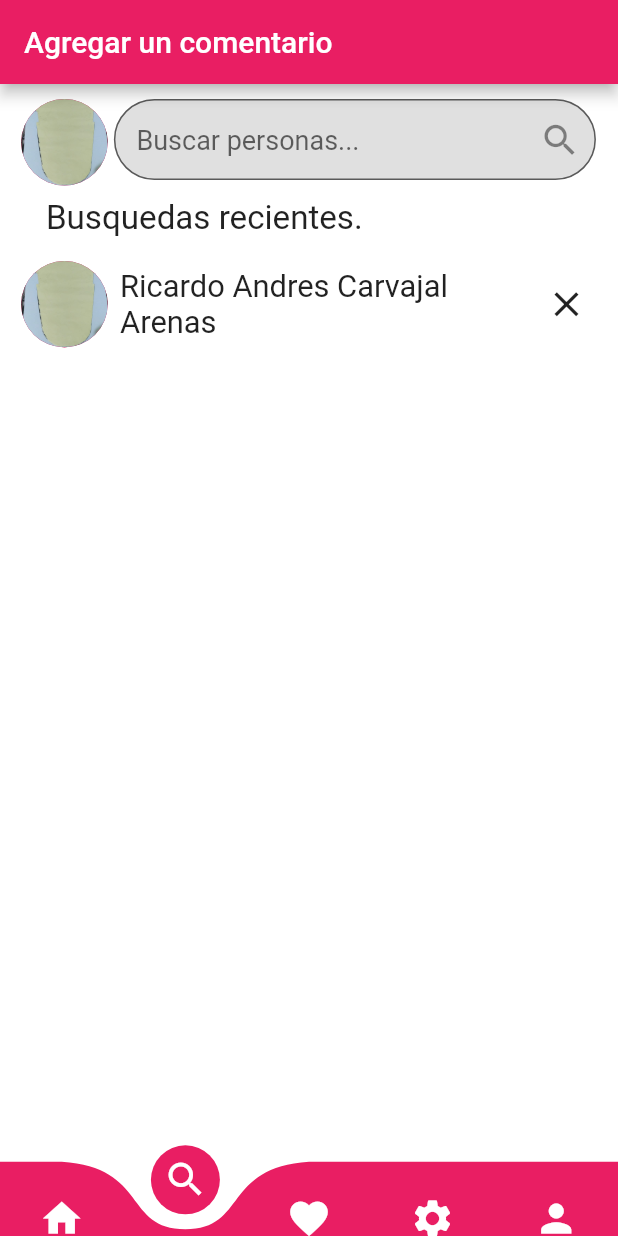
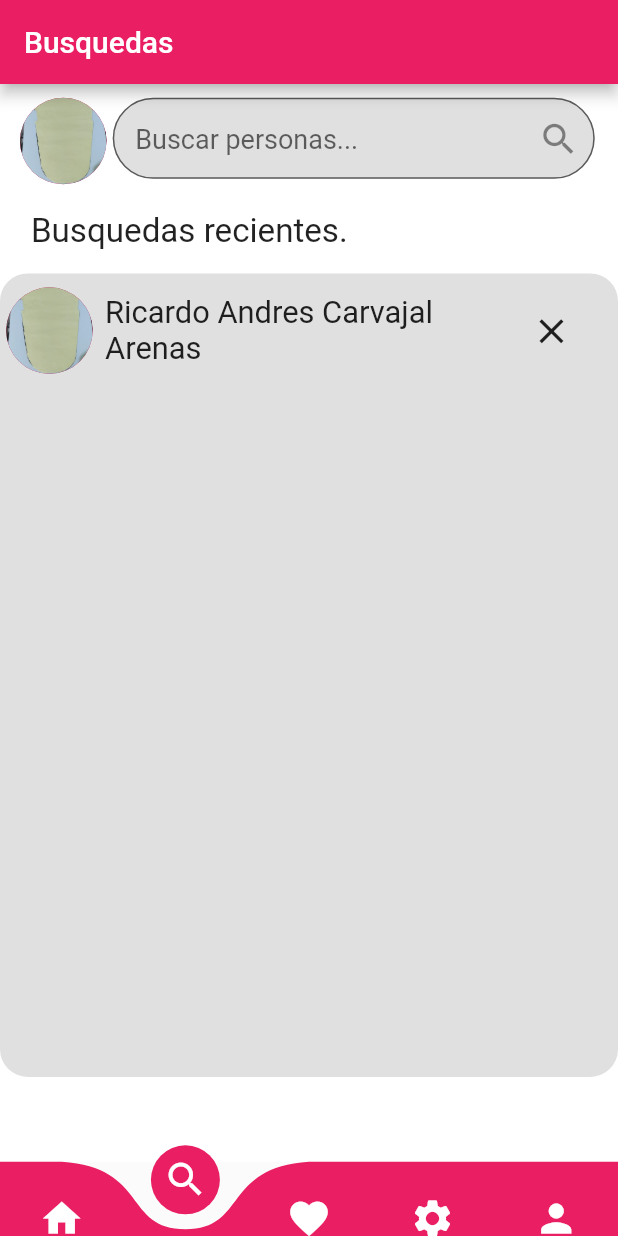
Before and after one commit to JhonRuiz95/flutter_application_3, a Flutter app: the raiz screen opened directly, item 2 of the bottom bar chosen, on a phone screen of 412 x 824 dp. Run offline on Flutter 3.47's test engine with Material 2 defaults, Android fonts, the phone set to English and light mode, and no system bars; drawn by our look-alikes of curved_navigation_bar; our stand-ins replace cloud_firestore, dio, file_picker, firebase_auth, firebase_core, firebase_storage and 8 more; missing offline and left inert: dart:ffi, photo_manager; accounts and stored records are empty.

Commit message:
Buscador actualizado

```diff
--- a/lib/screens/raiz.dart
+++ b/lib/screens/raiz.dart
@@ -85,7 +85,7 @@ class _raizState extends State<raiz> {
     ];
     return Scaffold(
       bottomNavigationBar: CurvedNavigationBar(
-          backgroundColor: Colors.white,
+          backgroundColor: Colors.white24,
           //buttonBackgroundColor: Colors.black,
           color: Colors.pink,
           height: resposive.hp(6),
@@ -98,7 +98,7 @@ class _raizState extends State<raiz> {
             });
           }),
       body: Container(
-        color: Colors.white,
+        color: Colors.white10,
         child: Center(
           child: _showPage,
         ),
--- a/lib/screens/view_pub.dart
+++ b/lib/screens/view_pub.dart
@@ -161,7 +161,7 @@ class _viewPubState extends State<viewPub> {
       body: SingleChildScrollView(
         child: Container(
           width: double.infinity,
-          height: resposive.height,
+          height: resposive.height * 0.82,
           color: Colors.white,
           child: Stack(
             //alignment: Alignment.center,
@@ -190,11 +190,17 @@ class _viewPubState extends State<viewPub> {
                   ],
                 ),
               ),
-              Positioned(
-                top: pinkSize * 0.03,
-                left: resposive.wp(3),
-                child: _contPub,
-              ),
+
+              ListView(
+                padding: EdgeInsets.all(resposive.dp(1.5)),
+                children: [
+                  _contPub,
+                  SizedBox(
+                    height: resposive.hp(1),
+                  ),
+                  _contPub,
+                ],
+              )
               //?
             ],
           ),
--- a/lib/views/comentario.dart
+++ b/lib/views/comentario.dart
@@ -23,26 +23,65 @@ class comentario extends StatelessWidget {
     final double orangeSize = responsive.wp(55);
     final size = MediaQuery.of(context).size;
 
+    Row userResult = Row(
+      children: [
+        Container(
+          //alignment: Alignment.bottomLeft,
+          height: responsive.hp(7),
+          //color: Colors.amber,
+          width: responsive.wp(16), //size.width * .125,
+          child: const CircleAvatar(
+            radius: 60,
+            backgroundImage: AssetImage('assets/img/pru1.jpeg'),
+          ),
+        ),
+        SizedBox(
+          width: responsive.wp(1),
+        ),
+        SizedBox(
+          width: responsive.wp(66.4),
+          child: Text(
+            "Ricardo Andres Carvajal Arenas",
+            style: TextStyle(
+              fontSize: responsive.wp(5),
+              //backgroundColor: Colors.amber,
+            ),
+          ),
+        ),
+        IconButton(
+          onPressed: () {},
+          icon: const Icon(Icons.close),
+          iconSize: responsive.dp(3),
+        )
+      ],
+    );
+
     return Scaffold(
       backgroundColor: Colors.white,
       appBar: AppBar(
-        title: Text("Agregar un comentario"),
+        title: Text("Busquedas"),
       ),
       body: SafeArea(
         child: Form(
           key: _formKey,
           child: Padding(
-                padding: const EdgeInsets.all(10.0),
+            padding: const EdgeInsets.all(0),
             child: Column(
               children: [
                 Expanded(
-                      flex: 2,
+                  //flex: 2,
                   child: SizedBox(
                     child: ListView(
                       children: [
                         Wrap(
                           //mainAxisAlignment: MainAxisAlignment.spaceBetween,
                           direction: Axis.horizontal,
+                          children: [
+                            Padding(
+                              padding: EdgeInsets.symmetric(
+                                  vertical: responsive.dp(1),
+                                  horizontal: responsive.dp(1)),
+                              child: Row(
                                 children: [
                                   Column(
                                     children: [
@@ -54,19 +93,19 @@ class comentario extends StatelessWidget {
                                             .wp(16), //size.width * .125,
                                         child: const CircleAvatar(
                                           radius: 60,
-                                        backgroundImage:
-                                            AssetImage('assets/img/pru1.jpeg'),
+                                          backgroundImage: AssetImage(
+                                              'assets/img/pru1.jpeg'),
                                         ),
                                       ),
                                     ],
                                   ),
-                                Container(
+                                  SizedBox(
                                     height: responsive.hp(7),
                                     width: responsive.wp(78),
                                     //color: Colors.grey.shade300, //parte de perfil
                                     child: TextFormField(
-                                    style:
-                                        TextStyle(fontSize: responsive.dp(2.2)),
+                                      style: TextStyle(
+                                          fontSize: responsive.dp(2.2)),
                                       controller: _comentarioController,
                                       //maxLines: 3,
                                       decoration: InputDecoration(
@@ -96,6 +135,9 @@ class comentario extends StatelessWidget {
                                           errorText: 'El campo es obligatorio'),
                                     ),
                                   ),
+                                ],
+                              ),
+                            ),
                             Padding(
                               padding: EdgeInsets.fromLTRB(
                                   responsive.wp(5), responsive.hp(1), 0, 0),
@@ -114,38 +156,25 @@ class comentario extends StatelessWidget {
                               ? 'Null'
                               : (_success ? 'Comentario registrado' : '')),
                         ),
-                            Row(
+                        //? aqui estaba el result de busqueda
+
+                        Container(
+                          width: responsive.wp(98),
+                          height: responsive.hp(65),
+                          //color: Colors.black12,
+                          decoration: BoxDecoration(
+                              color: Colors.black12,
+                              borderRadius: BorderRadius.all(
+                                  Radius.circular(responsive.dp(2)))),
+                          child: Padding(
+                            padding: EdgeInsets.symmetric(
+                                vertical: responsive.dp(1)),
+                            child: Column(
                               children: [
-                                Container(
-                                  alignment: Alignment.topLeft,
-                                  height: responsive.hp(7),
-                                  //color: Colors.amber,
-                                  width: responsive.wp(16), //size.width * .125,
-                                  child: const CircleAvatar(
-                                    radius: 60,
-                                    backgroundImage:
-                                        AssetImage('assets/img/pru1.jpeg'),
+                                userResult,
+                              ],
                             ),
                           ),
-                                SizedBox(
-                                  width: responsive.wp(1),
-                                ),
-                                SizedBox(
-                                  width: responsive.wp(66.4),
-                                  child: Text(
-                                    "Ricardo Andres Carvajal Arenas",
-                                    style: TextStyle(
-                                      fontSize: responsive.wp(5),
-                                      //backgroundColor: Colors.amber,
-                                    ),
-                                  ),
-                                ),
-                                IconButton(
-                                  onPressed: () {},
-                                  icon: const Icon(Icons.close),
-                                  iconSize: responsive.dp(3),
-                                )
-                              ],
                         ),
                       ],
                     ),
@@ -156,7 +185,9 @@ class comentario extends StatelessWidget {
                 ),
               ],
             ),
-              ))),
+          ),
+        ),
+      ),
     );
   }
 
```
Lines whose indentation alone changed are shown as unchanged.
